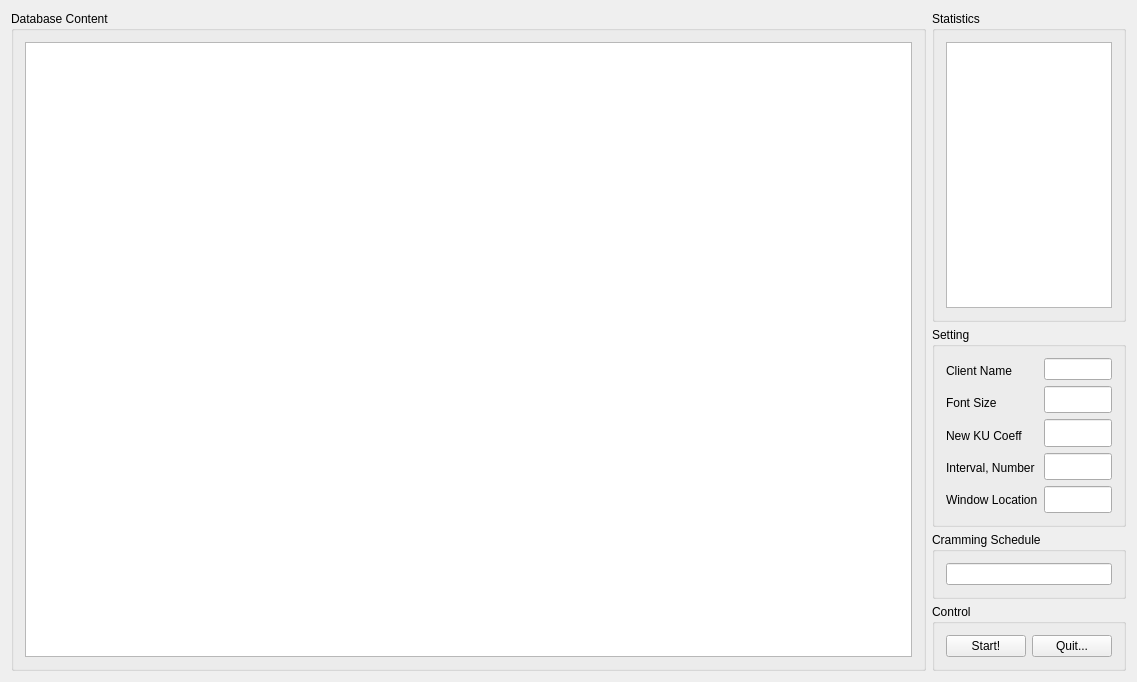
The window that src/qrammer/window_overview.ui (alex-lt-kong/qrammer) describes before a commit, drawn with Qt 5.
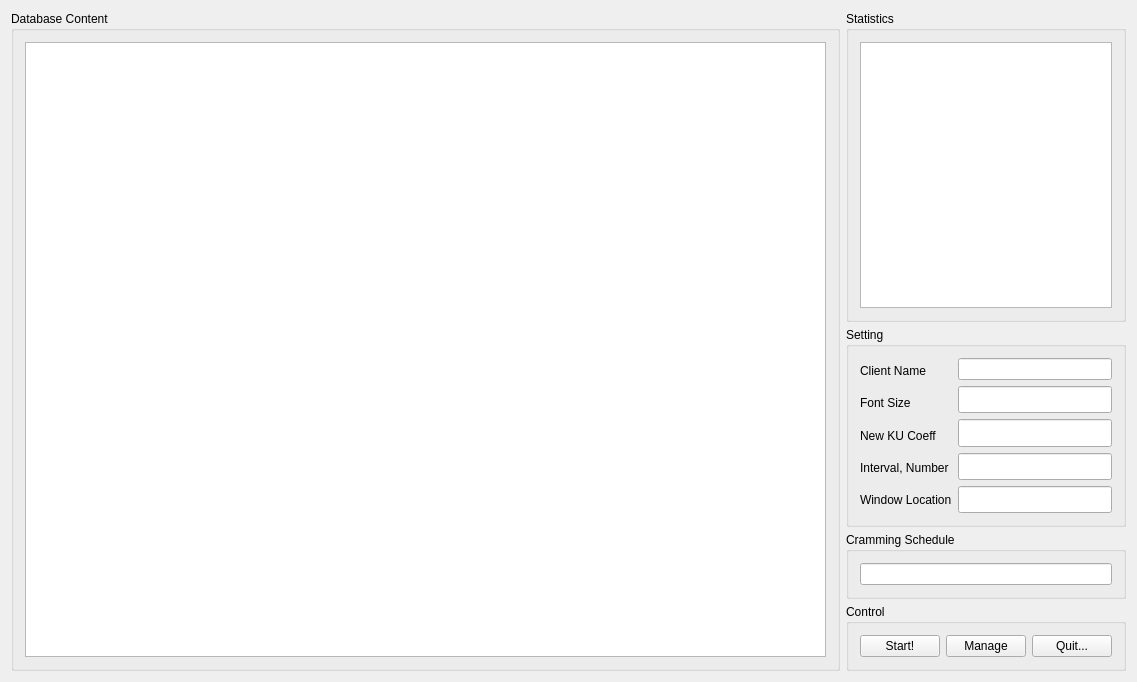
The same window after the commit. Icons and pictures are not drawn.

Diff of the .ui file:
```diff
--- a/src/qrammer/window_overview.ui
+++ b/src/qrammer/window_overview.ui
@@ -327,6 +327,13 @@
            </property>
           </widget>
          </item>
+         <item>
+          <widget class="QPushButton" name="pushButto_Manage">
+           <property name="text">
+            <string>Manage</string>
+           </property>
+          </widget>
+         </item>
          <item>
           <widget class="QPushButton" name="pushButton_Quit">
            <property name="text">
```
